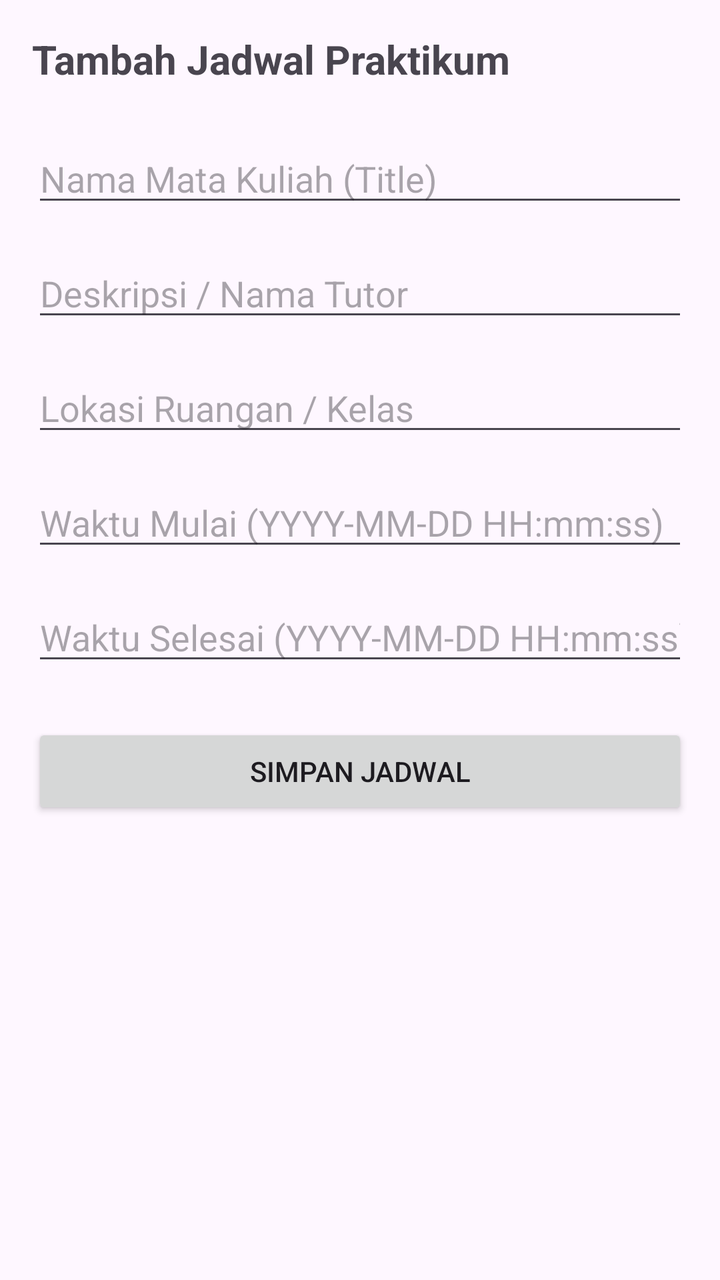
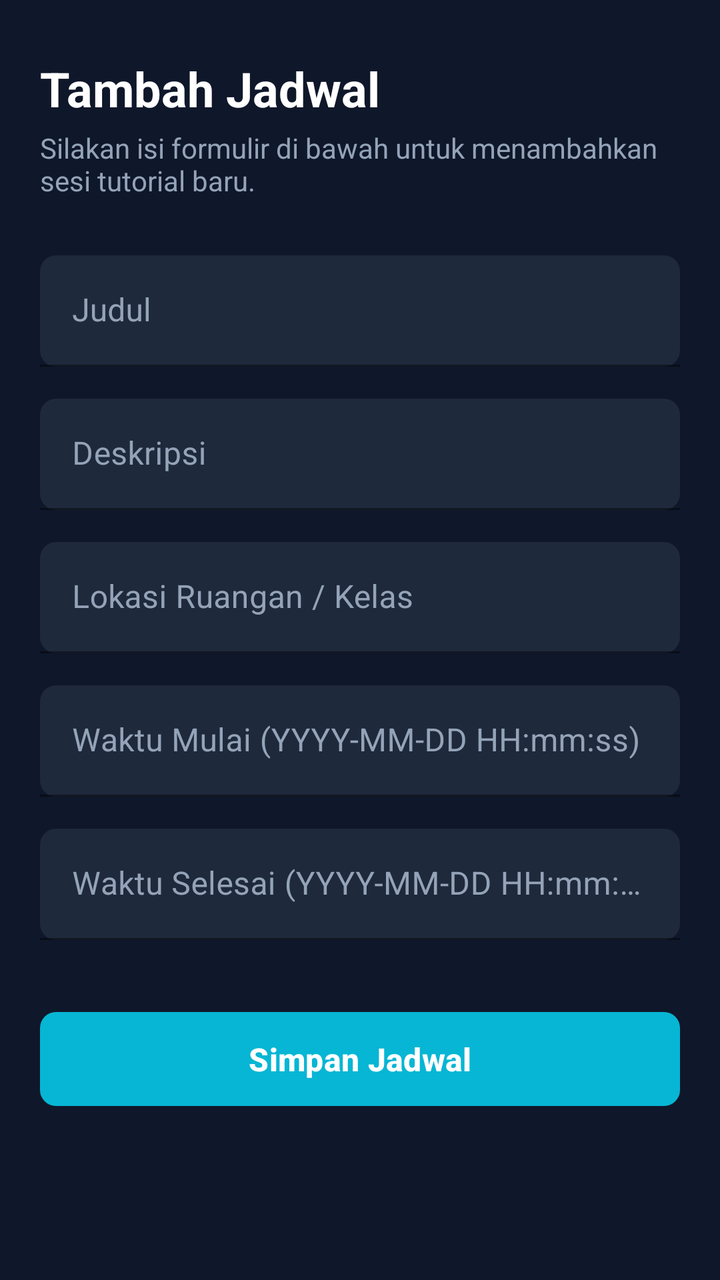

An Android layout rendered at two revisions. The XML below is the earlier revision; the diff shows what the commit changed to produce the second picture.
<!-- AndroidManifest.xml: application theme Theme.MyApplication -->
<!-- res/layout/fragment_add_schedule.xml -->
<?xml version="1.0" encoding="utf-8"?>
<LinearLayout xmlns:android="http://schemas.android.com/apk/res/android"
    android:layout_width="match_parent"
    android:layout_height="match_parent"
    android:orientation="vertical"
    android:padding="16dp">

    <TextView
        android:layout_width="match_parent"
        android:layout_height="wrap_content"
        android:text="Tambah Jadwal Praktikum"
        android:textSize="20sp"
        android:textStyle="bold"
        android:layout_marginBottom="24dp" />

    <EditText
        android:id="@+id/etTitle"
        android:layout_width="match_parent"
        android:layout_height="wrap_content"
        android:hint="Nama Mata Kuliah (Title)"
        android:inputType="text"
        android:layout_marginBottom="16dp" />

    <EditText
        android:id="@+id/etDescription"
        android:layout_width="match_parent"
        android:layout_height="wrap_content"
        android:hint="Deskripsi / Nama Tutor"
        android:inputType="textLongMessage"
        android:layout_marginBottom="16dp" />

    <EditText
        android:id="@+id/etLocation"
        android:layout_width="match_parent"
        android:layout_height="wrap_content"
        android:hint="Lokasi Ruangan / Kelas"
        android:inputType="text"
        android:layout_marginBottom="16dp" />

    <EditText
        android:id="@+id/etStartTime"
        android:layout_width="match_parent"
        android:layout_height="wrap_content"
        android:hint="Waktu Mulai (YYYY-MM-DD HH:mm:ss)"
        android:inputType="datetime"
        android:layout_marginBottom="16dp" />

    <EditText
        android:id="@+id/etEndTime"
        android:layout_width="match_parent"
        android:layout_height="wrap_content"
        android:hint="Waktu Selesai (YYYY-MM-DD HH:mm:ss)"
        android:inputType="datetime"
        android:layout_marginBottom="24dp" />

    <Button
        android:id="@+id/btnSave"
        android:layout_width="match_parent"
        android:layout_height="wrap_content"
        android:text="Simpan Jadwal" />

</LinearLayout>
<!-- resources referenced by this layout -->
<resources>
  <style name="Theme.MyApplication" parent="Base.Theme.MyApplication" />
  <style name="Base.Theme.MyApplication" parent="Theme.Material3.DayNight.NoActionBar">
          
          
      </style>
</resources>

<!-- the commit's change to res/layout/fragment_add_schedule.xml (unified diff, before → after) -->
@@ -1,62 +1,185 @@
 <?xml version="1.0" encoding="utf-8"?>
-<LinearLayout xmlns:android="http://schemas.android.com/apk/res/android"
+<androidx.constraintlayout.widget.ConstraintLayout
+    xmlns:android="http://schemas.android.com/apk/res/android"
+    xmlns:app="http://schemas.android.com/apk/res-auto"
     android:layout_width="match_parent"
     android:layout_height="match_parent"
-    android:orientation="vertical"
-    android:padding="16dp">
+    android:background="#0F172A"
+    android:padding="20dp">
 
     <TextView
-        android:layout_width="match_parent"
+        android:id="@+id/tvHeaderTitle"
+        android:layout_width="0dp"
         android:layout_height="wrap_content"
-        android:text="Tambah Jadwal Praktikum"
-        android:textSize="20sp"
+        android:text="Tambah Jadwal"
+        android:textColor="#FFFFFF"
+        android:textSize="24sp"
         android:textStyle="bold"
-        android:layout_marginBottom="24dp" />
+        android:layout_marginTop="8dp"
+        app:layout_constraintTop_toTopOf="parent"
+        app:layout_constraintStart_toStartOf="parent"
+        app:layout_constraintEnd_toEndOf="parent" />
 
-    <EditText
-        android:id="@+id/etTitle"
-        android:layout_width="match_parent"
+    <TextView
+        android:id="@+id/tvHeaderSubtitle"
+        android:layout_width="0dp"
         android:layout_height="wrap_content"
-        android:hint="Nama Mata Kuliah (Title)"
-        android:inputType="text"
-        android:layout_marginBottom="16dp" />
+        android:text="Silakan isi formulir di bawah untuk menambahkan sesi tutorial baru."
+        android:textColor="#94A3B8"
+        android:textSize="14sp"
+        android:layout_marginTop="4dp"
+        app:layout_constraintTop_toBottomOf="@id/tvHeaderTitle"
+        app:layout_constraintStart_toStartOf="parent"
+        app:layout_constraintEnd_toEndOf="parent" />
 
-    <EditText
-        android:id="@+id/etDescription"
-        android:layout_width="match_parent"
+    <com.google.android.material.textfield.TextInputLayout
+        android:id="@+id/tilTitle"
+        android:layout_width="0dp"
         android:layout_height="wrap_content"
-        android:hint="Deskripsi / Nama Tutor"
-        android:inputType="textLongMessage"
-        android:layout_marginBottom="16dp" />
+        android:layout_marginTop="28dp"
+        android:hint="Judul"
+        android:textColorHint="#94A3B8"
+        app:hintTextColor="#06B6D4"
+        app:boxStrokeColor="#06B6D4"
+        app:boxBackgroundColor="#1E293B"
+        app:boxCornerRadiusTopStart="8dp"
+        app:boxCornerRadiusTopEnd="8dp"
+        app:boxCornerRadiusBottomStart="8dp"
+        app:boxCornerRadiusBottomEnd="8dp"
+        app:layout_constraintTop_toBottomOf="@id/tvHeaderSubtitle"
+        app:layout_constraintStart_toStartOf="parent"
+        app:layout_constraintEnd_toEndOf="parent"
+        style="@style/Widget.MaterialComponents.TextInputLayout.FilledBox">
 
-    <EditText
-        android:id="@+id/etLocation"
-        android:layout_width="match_parent"
+        <com.google.android.material.textfield.TextInputEditText
+            android:id="@+id/etTitle"
+            android:layout_width="match_parent"
+            android:layout_height="wrap_content"
+            android:textColor="#F8FAFC"
+            android:inputType="text" />
+    </com.google.android.material.textfield.TextInputLayout>
+
+    <com.google.android.material.textfield.TextInputLayout
+        android:id="@+id/tilDescription"
+        android:layout_width="0dp"
         android:layout_height="wrap_content"
+        android:layout_marginTop="16dp"
+        android:hint="Deskripsi"
+        android:textColorHint="#94A3B8"
+        app:hintTextColor="#06B6D4"
+        app:boxStrokeColor="#06B6D4"
+        app:boxBackgroundColor="#1E293B"
+        app:boxCornerRadiusTopStart="8dp"
+        app:boxCornerRadiusTopEnd="8dp"
+        app:boxCornerRadiusBottomStart="8dp"
+        app:boxCornerRadiusBottomEnd="8dp"
+        app:layout_constraintTop_toBottomOf="@id/tilTitle"
+        app:layout_constraintStart_toStartOf="parent"
+        app:layout_constraintEnd_toEndOf="parent"
+        style="@style/Widget.MaterialComponents.TextInputLayout.FilledBox">
+
+        <com.google.android.material.textfield.TextInputEditText
+            android:id="@+id/etDescription"
+            android:layout_width="match_parent"
+            android:layout_height="wrap_content"
+            android:textColor="#F8FAFC"
+            android:inputType="textLongMessage" />
+    </com.google.android.material.textfield.TextInputLayout>
+
+    <com.google.android.material.textfield.TextInputLayout
+        android:id="@+id/tilLocation"
+        android:layout_width="0dp"
+        android:layout_height="wrap_content"
+        android:layout_marginTop="16dp"
         android:hint="Lokasi Ruangan / Kelas"
-        android:inputType="text"
-        android:layout_marginBottom="16dp" />
+        android:textColorHint="#94A3B8"
+        app:hintTextColor="#06B6D4"
+        app:boxStrokeColor="#06B6D4"
+        app:boxBackgroundColor="#1E293B"
+        app:boxCornerRadiusTopStart="8dp"
+        app:boxCornerRadiusTopEnd="8dp"
+        app:boxCornerRadiusBottomStart="8dp"
+        app:boxCornerRadiusBottomEnd="8dp"
+        app:layout_constraintTop_toBottomOf="@id/tilDescription"
+        app:layout_constraintStart_toStartOf="parent"
+        app:layout_constraintEnd_toEndOf="parent"
+        style="@style/Widget.MaterialComponents.TextInputLayout.FilledBox">
 
-    <EditText
-        android:id="@+id/etStartTime"
-        android:layout_width="match_parent"
+        <com.google.android.material.textfield.TextInputEditText
+            android:id="@+id/etLocation"
+            android:layout_width="match_parent"
+            android:layout_height="wrap_content"
+            android:textColor="#F8FAFC"
+            android:inputType="text" />
+    </com.google.android.material.textfield.TextInputLayout>
+
+    <com.google.android.material.textfield.TextInputLayout
+        android:id="@+id/tilStartTime"
+        android:layout_width="0dp"
         android:layout_height="wrap_content"
+        android:layout_marginTop="16dp"
         android:hint="Waktu Mulai (YYYY-MM-DD HH:mm:ss)"
-        android:inputType="datetime"
-        android:layout_marginBottom="16dp" />
+        android:textColorHint="#94A3B8"
+        app:hintTextColor="#06B6D4"
+        app:boxStrokeColor="#06B6D4"
+        app:boxBackgroundColor="#1E293B"
+        app:boxCornerRadiusTopStart="8dp"
+        app:boxCornerRadiusTopEnd="8dp"
+        app:boxCornerRadiusBottomStart="8dp"
+        app:boxCornerRadiusBottomEnd="8dp"
+        app:layout_constraintTop_toBottomOf="@id/tilLocation"
+        app:layout_constraintStart_toStartOf="parent"
+        app:layout_constraintEnd_toEndOf="parent"
+        style="@style/Widget.MaterialComponents.TextInputLayout.FilledBox">
 
-    <EditText
-        android:id="@+id/etEndTime"
-        android:layout_width="match_parent"
+        <com.google.android.material.textfield.TextInputEditText
+            android:id="@+id/etStartTime"
+            android:layout_width="match_parent"
+            android:layout_height="wrap_content"
+            android:textColor="#F8FAFC"
+            android:inputType="datetime" />
+    </com.google.android.material.textfield.TextInputLayout>
+
+    <com.google.android.material.textfield.TextInputLayout
+        android:id="@+id/tilEndTime"
+        android:layout_width="0dp"
         android:layout_height="wrap_content"
+        android:layout_marginTop="16dp"
         android:hint="Waktu Selesai (YYYY-MM-DD HH:mm:ss)"
-        android:inputType="datetime"
-        android:layout_marginBottom="24dp" />
+        android:textColorHint="#94A3B8"
+        app:hintTextColor="#06B6D4"
+        app:boxStrokeColor="#06B6D4"
+        app:boxBackgroundColor="#1E293B"
+        app:boxCornerRadiusTopStart="8dp"
+        app:boxCornerRadiusTopEnd="8dp"
+        app:boxCornerRadiusBottomStart="8dp"
+        app:boxCornerRadiusBottomEnd="8dp"
+        app:layout_constraintTop_toBottomOf="@id/tilStartTime"
+        app:layout_constraintStart_toStartOf="parent"
+        app:layout_constraintEnd_toEndOf="parent"
+        style="@style/Widget.MaterialComponents.TextInputLayout.FilledBox">
 
-    <Button
+        <com.google.android.material.textfield.TextInputEditText
+            android:id="@+id/etEndTime"
+            android:layout_width="match_parent"
+            android:layout_height="wrap_content"
+            android:textColor="#F8FAFC"
+            android:inputType="datetime" />
+    </com.google.android.material.textfield.TextInputLayout>
+
+    <com.google.android.material.button.MaterialButton
         android:id="@+id/btnSave"
-        android:layout_width="match_parent"
-        android:layout_height="wrap_content"
-        android:text="Simpan Jadwal" />
+        android:layout_width="0dp"
+        android:layout_height="55dp"
+        android:layout_marginTop="32dp"
+        android:text="Simpan Jadwal"
+        android:textColor="#FFFFFF"
+        android:textSize="16sp"
+        android:textStyle="bold"
+        app:backgroundTint="#06B6D4"
+        app:cornerRadius="8dp"
+        app:layout_constraintTop_toBottomOf="@id/tilEndTime"
+        app:layout_constraintStart_toStartOf="parent"
+        app:layout_constraintEnd_toEndOf="parent" />
 
-</LinearLayout>
+</androidx.constraintlayout.widget.ConstraintLayout>
